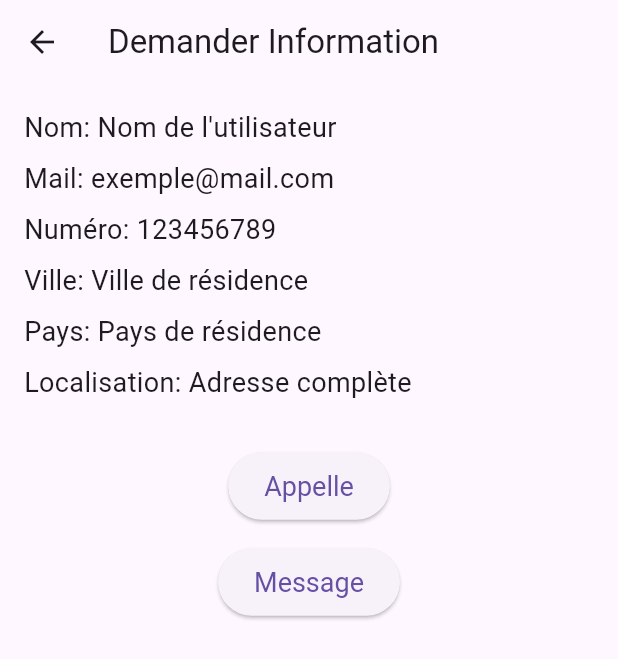
After one commit to 3lkfadel/blood_donnation, a Flutter app: the DemanderInformation screen opened by its route, on a phone screen of 412 x 824 dp. The commit adds this screen. Shown: the top 659 px of the screen. Run offline on Flutter 3.47's test engine with Material 3 defaults, Android fonts, the phone set to English and light mode, and no system bars; our stand-ins replace carousel_slider, country_picker, dio, firebase_core, firebase_messaging, flutter_secure_storage and 1 more; accounts and stored records are empty.

Commit message:
up_dapte

```diff
--- a/lib/main.dart
+++ b/lib/main.dart
@@ -5,6 +5,7 @@ import 'package:blood_donnation/page/ConnexionPage/groupeselectionpage.dart';
 import 'package:blood_donnation/page/Learningpage/learningpage2.dart';
 import 'package:blood_donnation/page/learningpage/LearningPage1.dart';
 import 'package:blood_donnation/page/learningpage/learningpage3.dart';
+import 'package:blood_donnation/page/menue/DemanderInformation.dart';
 import 'package:blood_donnation/page/menue/HomePage.dart';
 import 'package:blood_donnation/page/menue/NotificationPage.dart';
 import 'package:blood_donnation/page/menue/ProfilePage.dart';
@@ -54,6 +55,7 @@ class MyApp extends StatelessWidget {
         '/ProfilePage': (context) => ProfilePage(),
         '/historique' : (context)=>Historique(),
         '/details': (context) => Details(notificationId: ModalRoute.of(context)?.settings.arguments as int),
+        '/DemanderInformation' : (context) => DemanderInformation()
 
       },
       debugShowCheckedModeBanner: false,
--- /dev/null
+++ b/lib/page/menue/DemanderInformation.dart
@@ -0,0 +1,77 @@
+import 'package:flutter/material.dart';
+import 'package:url_launcher/url_launcher.dart';
+
+
+class DemanderInformation extends StatelessWidget {
+  @override
+  Widget build(BuildContext context) {
+    return Scaffold(
+      appBar: AppBar(
+        title: Text('Demander Information'),
+      ),
+      body: Padding(
+        padding: const EdgeInsets.all(16.0),
+        child: Column(
+          crossAxisAlignment: CrossAxisAlignment.start,
+          children: [
+            Text(
+              'Nom: Nom de l\'utilisateur',
+              style: TextStyle(fontSize: 18),
+            ),
+            SizedBox(height: 8),
+            Text(
+              'Mail: exemple@mail.com',
+              style: TextStyle(fontSize: 18),
+            ),
+            SizedBox(height: 8),
+            Text(
+              'Numéro: 123456789',
+              style: TextStyle(fontSize: 18),
+            ),
+            SizedBox(height: 8),
+            Text(
+              'Ville: Ville de résidence',
+              style: TextStyle(fontSize: 18),
+            ),
+            SizedBox(height: 8),
+            Text(
+              'Pays: Pays de résidence',
+              style: TextStyle(fontSize: 18),
+            ),
+            SizedBox(height: 8),
+            Text(
+              'Localisation: Adresse complète',
+              style: TextStyle(fontSize: 18),
+            ),
+            SizedBox(height: 32),
+            Center(
+              child: ElevatedButton(
+                onPressed: () {
+                  // Redirige vers l'application de téléphone
+                },
+                child: Text('Appelle'),
+                style: ElevatedButton.styleFrom(
+                  padding: EdgeInsets.symmetric(horizontal: 24, vertical: 12),
+                  textStyle: TextStyle(fontSize: 18),
+                ),
+              ),
+            ),
+            SizedBox(height: 16),
+            Center(
+              child: ElevatedButton(
+                onPressed: () {
+                  // Redirige vers l'application de messagerie
+                },
+                child: Text('Message'),
+                style: ElevatedButton.styleFrom(
+                  padding: EdgeInsets.symmetric(horizontal: 24, vertical: 12),
+                  textStyle: TextStyle(fontSize: 18),
+                ),
+              ),
+            ),
+          ],
+        ),
+      ),
+    );
+  }
+}
--- a/pubspec.yaml
+++ b/pubspec.yaml
@@ -43,6 +43,7 @@ dependencies:
   firebase_messaging: ^15.0.4
   flutter_local_notifications: ^17.2.2
   carousel_slider: ^4.2.1
+  url_launcher: ^6.1.7
 
 
 dev_dependencies:
```
Also changed, not shown: pubspec.lock, 5 other files.
